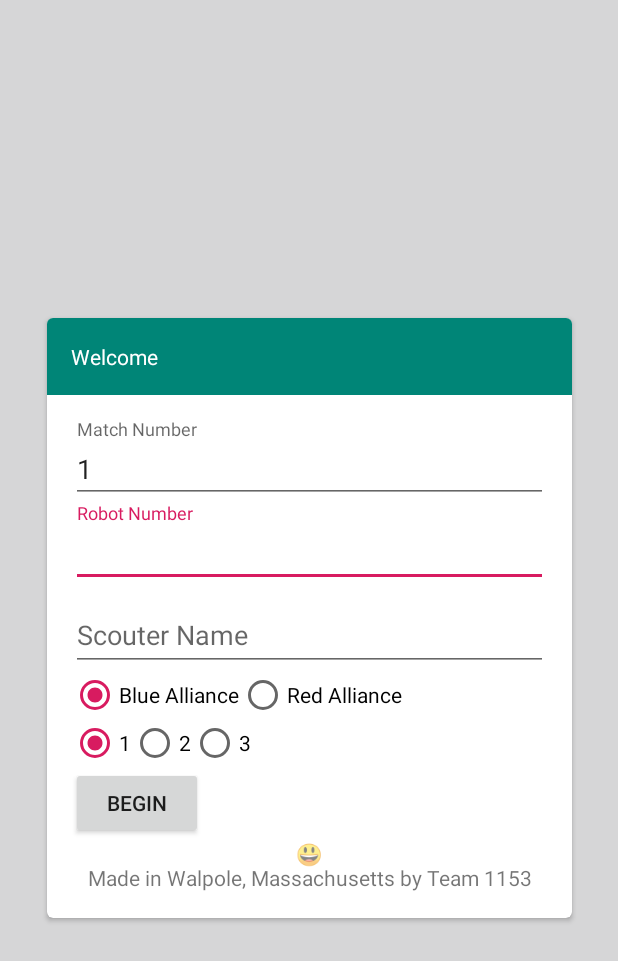
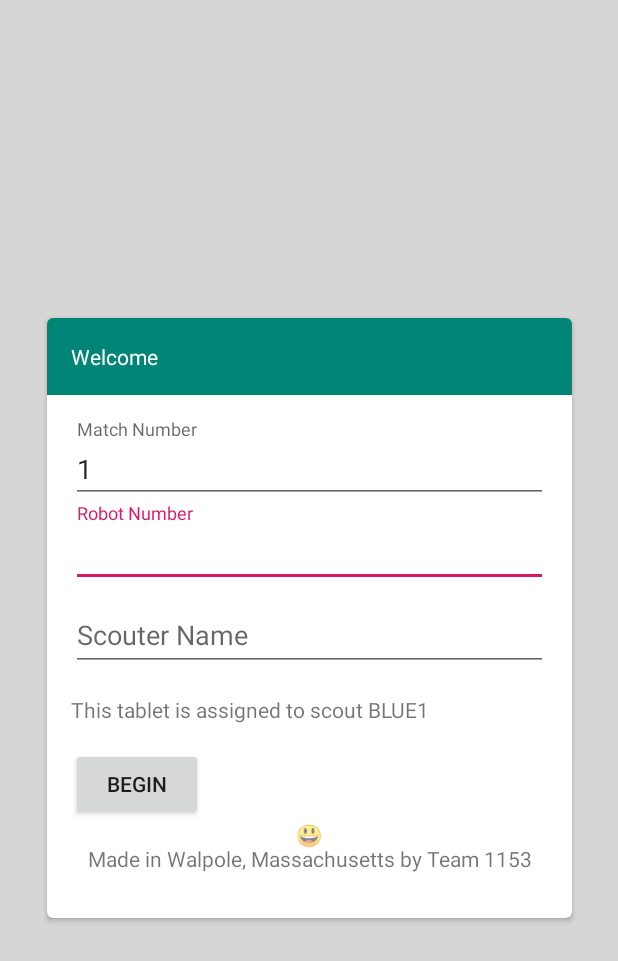
Before and after one commit to RoboRebelsScouting/MatchAppNeo2019, an Android app: the screen it shows after launch (MainActivity), on a phone screen of 412 x 824 dp. Shown: the top 961 px of the screen. Run offline under Robolectric (Android 15) with nearby library versions, the phone set to English and light mode, and no system bars; libraries missing offline, so code that uses them is left out: android.support.text; plain views replace EmojiTextView; 3 statements that could not run were skipped.

Commit message:
Added uneditable robot position indicator

```diff
--- a/app/src/main/java/com/walpolerobotics/scouting/matchappneo2019/MainActivity.java
+++ b/app/src/main/java/com/walpolerobotics/scouting/matchappneo2019/MainActivity.java
@@ -7,10 +7,11 @@ import android.support.text.emoji.EmojiCompat;
 import android.support.text.emoji.bundled.BundledEmojiCompatConfig;
 import android.support.v7.app.AppCompatActivity;
 import android.os.Bundle;
+import android.text.Html;
 import android.view.View;
 import android.widget.EditText;
 import android.widget.RadioButton;
-import android.widget.RadioGroup;
+import android.widget.TextView;
 
 import com.walpolerobotics.scouting.matchappneo2019.util.Match;
 
@@ -24,8 +25,7 @@ public class MainActivity extends AppCompatActivity {
     private EditText mRobotNumberInput;
     private TextInputLayout mScouterNameLayout;
     private EditText mScouterNameInput;
-    private RadioGroup mAllianceInput;
-    private RadioGroup mPositionInput;
+    private TextView mRobotPositionIndicator;
 
     @Override
     protected void onCreate(Bundle savedInstanceState) {
@@ -43,8 +43,7 @@ public class MainActivity extends AppCompatActivity {
         mRobotNumberInput = findViewById(R.id.robotInput);
         mScouterNameLayout = findViewById(R.id.scouterNameInputLayout);
         mScouterNameInput = findViewById(R.id.scouterNameInput);
-        mAllianceInput = findViewById(R.id.allianceInput);
-        mPositionInput = findViewById(R.id.positionInput);
+        mRobotPositionIndicator = findViewById(R.id.robotPositionIndicator);
 
         mRobotNumberInput.requestFocus();
     }
@@ -58,11 +57,12 @@ public class MainActivity extends AppCompatActivity {
         mMatchNumberInput.setText(String.valueOf(prefs.getInt("matchNumber", 1)));
         mScouterNameInput.setText(prefs.getString("scouterName", ""));
         int alliance = prefs.getInt("robotAlliance", 0);
-        RadioButton allianceRadioButton = (RadioButton) mAllianceInput.getChildAt(alliance);
-        allianceRadioButton.setChecked(true);
         int position = prefs.getInt("robotPosition", 0);
-        RadioButton positionRadioButton = (RadioButton) mPositionInput.getChildAt(position);
-        positionRadioButton.setChecked(true);
+        String robotPosition = Match.getPositionDescriptor(Match.getStartingPosition(alliance,
+                position));
+        String robotPositionIndicatorMessage = getResources()
+                .getString(R.string.robot_position_indicator, robotPosition);
+        mRobotPositionIndicator.setText(robotPositionIndicatorMessage);
     }
 
     @Override
@@ -80,14 +80,7 @@ public class MainActivity extends AppCompatActivity {
         }
 
         String scouterName = mScouterNameInput.getText().toString();
-        int alliance = mAllianceInput.indexOfChild(findViewById(
-                mAllianceInput.getCheckedRadioButtonId()));
-        int position = mPositionInput.indexOfChild(findViewById(
-                mPositionInput.getCheckedRadioButtonId()));
-
         editor.putString("scouterName", scouterName);
-        editor.putInt("robotAlliance", alliance);
-        editor.putInt("robotPosition", position);
         editor.apply();
     }
 
--- a/app/src/main/res/layout/activity_main.xml
+++ b/app/src/main/res/layout/activity_main.xml
@@ -92,59 +92,12 @@
 
                     </android.support.design.widget.TextInputLayout>
 
-                    <LinearLayout
-                        android:id="@+id/robotPositionLayout"
+                    <TextView
+                        android:id="@+id/robotPositionIndicator"
                         android:layout_width="wrap_content"
                         android:layout_height="wrap_content"
-                        android:orientation="vertical">
-
-                        <RadioGroup
-                            android:id="@+id/allianceInput"
-                            android:layout_width="wrap_content"
-                            android:layout_height="wrap_content"
-                            android:orientation="horizontal">
-
-                            <RadioButton
-                                android:id="@+id/allianceBlue"
-                                android:layout_width="wrap_content"
-                                android:layout_height="wrap_content"
-                                android:checked="true"
-                                android:text="@string/alliance_blue" />
-
-                            <RadioButton
-                                android:id="@+id/allianceRed"
-                                android:layout_width="wrap_content"
-                                android:layout_height="wrap_content"
-                                android:text="@string/alliance_red" />
-                        </RadioGroup>
-
-                        <RadioGroup
-                            android:id="@+id/positionInput"
-                            android:layout_width="wrap_content"
-                            android:layout_height="wrap_content"
-                            android:orientation="horizontal">
-
-                            <RadioButton
-                                android:id="@+id/position1"
-                                android:layout_width="wrap_content"
-                                android:layout_height="wrap_content"
-                                android:checked="true"
-                                android:text="@string/position_1" />
-
-                            <RadioButton
-                                android:id="@+id/position2"
-                                android:layout_width="wrap_content"
-                                android:layout_height="wrap_content"
-                                android:text="@string/position_2" />
-
-                            <RadioButton
-                                android:id="@+id/position3"
-                                android:layout_width="wrap_content"
-                                android:layout_height="wrap_content"
-                                android:text="@string/position_3" />
-                        </RadioGroup>
-                    </LinearLayout>
-
+                        android:layout_marginTop="@dimen/padding"
+                        android:layout_marginBottom="@dimen/padding" />
 
                     <Button
                         android:id="@+id/button"
--- a/app/src/main/res/values/strings.xml
+++ b/app/src/main/res/values/strings.xml
@@ -7,6 +7,8 @@
 
     <string name="no">No</string>
     <string name="none">None</string>
+
+    <string name="robot_position_indicator">This tablet is assigned to scout %1$s</string>
 
     <string name="sandstorm">Sandstorm</string>
     <string name="teleop">Tele-Op</string>
```
